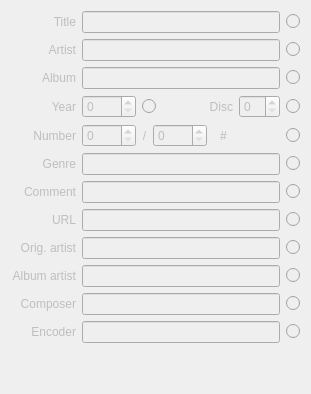
First picture: the form in ui/basictags.ui, repository sjuvonen/coquillo, before the edit.
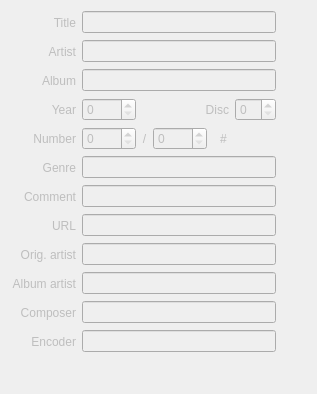
Second picture: the form after the edit.

Commit message: Change clone value buttons to QToolButtons and make them work

Diff of the .ui file:
```diff
--- a/ui/basictags.ui
+++ b/ui/basictags.ui
@@ -9,7 +9,7 @@
    <rect>
     <x>0</x>
     <y>0</y>
-    <width>311</width>
+    <width>317</width>
     <height>394</height>
    </rect>
   </property>
@@ -33,16 +33,6 @@
    <item row="0" column="1">
     <widget class="QLineEdit" name="tagTitle"/>
    </item>
-   <item row="0" column="2">
-    <widget class="QRadioButton" name="cloneTitle">
-     <property name="text">
-      <string/>
-     </property>
-     <property name="checkable">
-      <bool>false</bool>
-     </property>
-    </widget>
-   </item>
    <item row="1" column="0">
     <widget class="QLabel" name="labelArtist">
      <property name="text">
@@ -59,16 +49,6 @@
    <item row="1" column="1">
     <widget class="QLineEdit" name="tagArtist"/>
    </item>
-   <item row="1" column="2">
-    <widget class="QRadioButton" name="cloneArtist">
-     <property name="text">
-      <string/>
-     </property>
-     <property name="checkable">
-      <bool>false</bool>
-     </property>
-    </widget>
-   </item>
    <item row="2" column="0">
     <widget class="QLabel" name="labelAlbum">
      <property name="text">
@@ -85,16 +65,6 @@
    <item row="2" column="1">
     <widget class="QLineEdit" name="tagAlbum"/>
    </item>
-   <item row="2" column="2">
-    <widget class="QRadioButton" name="cloneAlbum">
-     <property name="text">
-      <string/>
-     </property>
-     <property name="checkable">
-      <bool>false</bool>
-     </property>
-    </widget>
-   </item>
    <item row="3" column="0">
     <widget class="QLabel" name="labelYear">
      <property name="text">
@@ -118,13 +88,22 @@
       </widget>
      </item>
      <item>
-      <widget class="QRadioButton" name="cloneYear">
+      <widget class="QToolButton" name="cloneYear">
+       <property name="toolTip">
+        <string>&lt;html&gt;&lt;head/&gt;&lt;body&gt;&lt;p&gt;Copy value to other selected files&lt;/p&gt;&lt;/body&gt;&lt;/html&gt;</string>
+       </property>
        <property name="text">
         <string/>
        </property>
        <property name="checkable">
         <bool>false</bool>
        </property>
+       <property name="autoRaise">
+        <bool>true</bool>
+       </property>
+       <property name="arrowType">
+        <enum>Qt::NoArrow</enum>
+       </property>
       </widget>
      </item>
      <item>
@@ -158,16 +137,6 @@
      </item>
     </layout>
    </item>
-   <item row="3" column="2">
-    <widget class="QRadioButton" name="cloneDisc">
-     <property name="text">
-      <string/>
-     </property>
-     <property name="checkable">
-      <bool>false</bool>
-     </property>
-    </widget>
-   </item>
    <item row="4" column="0">
     <widget class="QLabel" name="labelNumber">
      <property name="text">
@@ -241,16 +210,6 @@
      </item>
     </layout>
    </item>
-   <item row="4" column="2">
-    <widget class="QRadioButton" name="cloneMaxNumber">
-     <property name="text">
-      <string/>
-     </property>
-     <property name="checkable">
-      <bool>false</bool>
-     </property>
-    </widget>
-   </item>
    <item row="5" column="0">
     <widget class="QLabel" name="labelGenre">
      <property name="text">
@@ -267,16 +226,6 @@
    <item row="5" column="1">
     <widget class="QLineEdit" name="tagGenre"/>
    </item>
-   <item row="5" column="2">
-    <widget class="QRadioButton" name="cloneGenre">
-     <property name="text">
-      <string/>
-     </property>
-     <property name="checkable">
-      <bool>false</bool>
-     </property>
-    </widget>
-   </item>
    <item row="6" column="0">
     <widget class="QLabel" name="labelComment">
      <property name="text">
@@ -293,16 +242,6 @@
    <item row="6" column="1">
     <widget class="QLineEdit" name="tagComment"/>
    </item>
-   <item row="6" column="2">
-    <widget class="QRadioButton" name="cloneComment">
-     <property name="text">
-      <string/>
-     </property>
-     <property name="checkable">
-      <bool>false</bool>
-     </property>
-    </widget>
-   </item>
    <item row="7" column="0">
     <widget class="QLabel" name="labelUrl">
      <property name="text">
@@ -319,16 +258,6 @@
    <item row="7" column="1">
     <widget class="QLineEdit" name="tagUrl"/>
    </item>
-   <item row="7" column="2">
-    <widget class="QRadioButton" name="cloneUrl">
-     <property name="text">
-      <string/>
-     </property>
-     <property name="checkable">
-      <bool>false</bool>
-     </property>
-    </widget>
-   </item>
    <item row="8" column="0">
     <widget class="QLabel" name="labelOriginalArtist">
      <property name="text">
@@ -345,16 +274,6 @@
    <item row="8" column="1">
     <widget class="QLineEdit" name="tagOriginalArtist"/>
    </item>
-   <item row="8" column="2">
-    <widget class="QRadioButton" name="cloneOriginalArtist">
-     <property name="text">
-      <string/>
-     </property>
-     <property name="checkable">
-      <bool>false</bool>
-     </property>
-    </widget>
-   </item>
    <item row="9" column="0">
     <widget class="QLabel" name="labelAlbumArtist">
      <property name="text">
@@ -371,16 +290,6 @@
    <item row="9" column="1">
     <widget class="QLineEdit" name="tagAlbumArtist"/>
    </item>
-   <item row="9" column="2">
-    <widget class="QRadioButton" name="cloneAlbumArtist">
-     <property name="text">
-      <string/>
-     </property>
-     <property name="checkable">
-      <bool>false</bool>
-     </property>
-    </widget>
-   </item>
    <item row="10" column="0">
     <widget class="QLabel" name="labelComposer">
      <property name="text">
@@ -397,16 +306,6 @@
    <item row="10" column="1">
     <widget class="QLineEdit" name="tagComposer"/>
    </item>
-   <item row="10" column="2">
-    <widget class="QRadioButton" name="cloneComposer">
-     <property name="text">
-      <string/>
-     </property>
-     <property name="checkable">
-      <bool>false</bool>
-     </property>
-    </widget>
-   </item>
    <item row="11" column="0">
     <widget class="QLabel" name="labelEncoder">
      <property name="text">
@@ -423,16 +322,6 @@
    <item row="11" column="1">
     <widget class="QLineEdit" name="tagEncoder"/>
    </item>
-   <item row="11" column="2">
-    <widget class="QRadioButton" name="cloneEncoder">
-     <property name="text">
-      <string/>
-     </property>
-     <property name="checkable">
-      <bool>false</bool>
-     </property>
-    </widget>
-   </item>
    <item row="12" column="1">
     <spacer name="verticalSpacer">
      <property name="orientation">
@@ -446,6 +335,216 @@
      </property>
     </spacer>
    </item>
+   <item row="0" column="2">
+    <widget class="QToolButton" name="cloneTitle">
+     <property name="toolTip">
+      <string>&lt;html&gt;&lt;head/&gt;&lt;body&gt;&lt;p&gt;Copy value to other selected files&lt;/p&gt;&lt;/body&gt;&lt;/html&gt;</string>
+     </property>
+     <property name="text">
+      <string/>
+     </property>
+     <property name="checkable">
+      <bool>false</bool>
+     </property>
+     <property name="autoRaise">
+      <bool>true</bool>
+     </property>
+     <property name="arrowType">
+      <enum>Qt::NoArrow</enum>
+     </property>
+    </widget>
+   </item>
+   <item row="2" column="2">
+    <widget class="QToolButton" name="cloneAlbum">
+     <property name="toolTip">
+      <string>&lt;html&gt;&lt;head/&gt;&lt;body&gt;&lt;p&gt;Copy value to other selected files&lt;/p&gt;&lt;/body&gt;&lt;/html&gt;</string>
+     </property>
+     <property name="text">
+      <string/>
+     </property>
+     <property name="checkable">
+      <bool>false</bool>
+     </property>
+     <property name="autoRaise">
+      <bool>true</bool>
+     </property>
+     <property name="arrowType">
+      <enum>Qt::NoArrow</enum>
+     </property>
+    </widget>
+   </item>
+   <item row="1" column="2">
+    <widget class="QToolButton" name="cloneArtist">
+     <property name="toolTip">
+      <string>&lt;html&gt;&lt;head/&gt;&lt;body&gt;&lt;p&gt;Copy value to other selected files&lt;/p&gt;&lt;/body&gt;&lt;/html&gt;</string>
+     </property>
+     <property name="text">
+      <string/>
+     </property>
+     <property name="checkable">
+      <bool>false</bool>
+     </property>
+     <property name="autoRaise">
+      <bool>true</bool>
+     </property>
+     <property name="arrowType">
+      <enum>Qt::NoArrow</enum>
+     </property>
+    </widget>
+   </item>
+   <item row="3" column="2">
+    <widget class="QToolButton" name="cloneDisc">
+     <property name="toolTip">
+      <string>&lt;html&gt;&lt;head/&gt;&lt;body&gt;&lt;p&gt;Copy value to other selected files&lt;/p&gt;&lt;/body&gt;&lt;/html&gt;</string>
+     </property>
+     <property name="text">
+      <string/>
+     </property>
+     <property name="checkable">
+      <bool>false</bool>
+     </property>
+     <property name="autoRaise">
+      <bool>true</bool>
+     </property>
+     <property name="arrowType">
+      <enum>Qt::NoArrow</enum>
+     </property>
+    </widget>
+   </item>
+   <item row="4" column="2">
+    <widget class="QToolButton" name="cloneTotal">
+     <property name="toolTip">
+      <string>&lt;html&gt;&lt;head/&gt;&lt;body&gt;&lt;p&gt;Copy value to other selected files&lt;/p&gt;&lt;/body&gt;&lt;/html&gt;</string>
+     </property>
+     <property name="text">
+      <string/>
+     </property>
+     <property name="checkable">
+      <bool>false</bool>
+     </property>
+     <property name="autoRaise">
+      <bool>true</bool>
+     </property>
+     <property name="arrowType">
+      <enum>Qt::NoArrow</enum>
+     </property>
+    </widget>
+   </item>
+   <item row="5" column="2">
+    <widget class="QToolButton" name="cloneGenre">
+     <property name="toolTip">
+      <string>&lt;html&gt;&lt;head/&gt;&lt;body&gt;&lt;p&gt;Copy value to other selected files&lt;/p&gt;&lt;/body&gt;&lt;/html&gt;</string>
+     </property>
+     <property name="text">
+      <string/>
+     </property>
+     <property name="checkable">
+      <bool>false</bool>
+     </property>
+     <property name="autoRaise">
+      <bool>true</bool>
+     </property>
+     <property name="arrowType">
+      <enum>Qt::NoArrow</enum>
+     </property>
+    </widget>
+   </item>
+   <item row="11" column="2">
+    <widget class="QToolButton" name="cloneEncoder">
+     <property name="toolTip">
+      <string>&lt;html&gt;&lt;head/&gt;&lt;body&gt;&lt;p&gt;Copy value to other selected files&lt;/p&gt;&lt;/body&gt;&lt;/html&gt;</string>
+     </property>
+     <property name="text">
+      <string/>
+     </property>
+     <property name="checkable">
+      <bool>false</bool>
+     </property>
+     <property name="autoRaise">
+      <bool>true</bool>
+     </property>
+    </widget>
+   </item>
+   <item row="10" column="2">
+    <widget class="QToolButton" name="cloneComposer">
+     <property name="toolTip">
+      <string>&lt;html&gt;&lt;head/&gt;&lt;body&gt;&lt;p&gt;Copy value to other selected files&lt;/p&gt;&lt;/body&gt;&lt;/html&gt;</string>
+     </property>
+     <property name="text">
+      <string/>
+     </property>
+     <property name="checkable">
+      <bool>false</bool>
+     </property>
+     <property name="autoRaise">
+      <bool>true</bool>
+     </property>
+    </widget>
+   </item>
+   <item row="9" column="2">
+    <widget class="QToolButton" name="cloneAlbumArtist">
+     <property name="toolTip">
+      <string>&lt;html&gt;&lt;head/&gt;&lt;body&gt;&lt;p&gt;Copy value to other selected files&lt;/p&gt;&lt;/body&gt;&lt;/html&gt;</string>
+     </property>
+     <property name="text">
+      <string/>
+     </property>
+     <property name="checkable">
+      <bool>false</bool>
+     </property>
+     <property name="autoRaise">
+      <bool>true</bool>
+     </property>
+    </widget>
+   </item>
+   <item row="8" column="2">
+    <widget class="QToolButton" name="cloneOriginalArtist">
+     <property name="toolTip">
+      <string>&lt;html&gt;&lt;head/&gt;&lt;body&gt;&lt;p&gt;Copy value to other selected files&lt;/p&gt;&lt;/body&gt;&lt;/html&gt;</string>
+     </property>
+     <property name="text">
+      <string/>
+     </property>
+     <property name="checkable">
+      <bool>false</bool>
+     </property>
+     <property name="autoRaise">
+      <bool>true</bool>
+     </property>
+    </widget>
+   </item>
+   <item row="7" column="2">
+    <widget class="QToolButton" name="cloneUrl">
+     <property name="toolTip">
+      <string>&lt;html&gt;&lt;head/&gt;&lt;body&gt;&lt;p&gt;Copy value to other selected files&lt;/p&gt;&lt;/body&gt;&lt;/html&gt;</string>
+     </property>
+     <property name="text">
+      <string/>
+     </property>
+     <property name="checkable">
+      <bool>false</bool>
+     </property>
+     <property name="autoRaise">
+      <bool>true</bool>
+     </property>
+    </widget>
+   </item>
+   <item row="6" column="2">
+    <widget class="QToolButton" name="cloneComment">
+     <property name="toolTip">
+      <string>&lt;html&gt;&lt;head/&gt;&lt;body&gt;&lt;p&gt;Copy value to other selected files&lt;/p&gt;&lt;/body&gt;&lt;/html&gt;</string>
+     </property>
+     <property name="text">
+      <string/>
+     </property>
+     <property name="checkable">
+      <bool>false</bool>
+     </property>
+     <property name="autoRaise">
+      <bool>true</bool>
+     </property>
+    </widget>
+   </item>
   </layout>
  </widget>
  <resources/>
```
Left out of the diff: 5 changed lines with no effect on the pictures. The commit also changes 5 other files.
